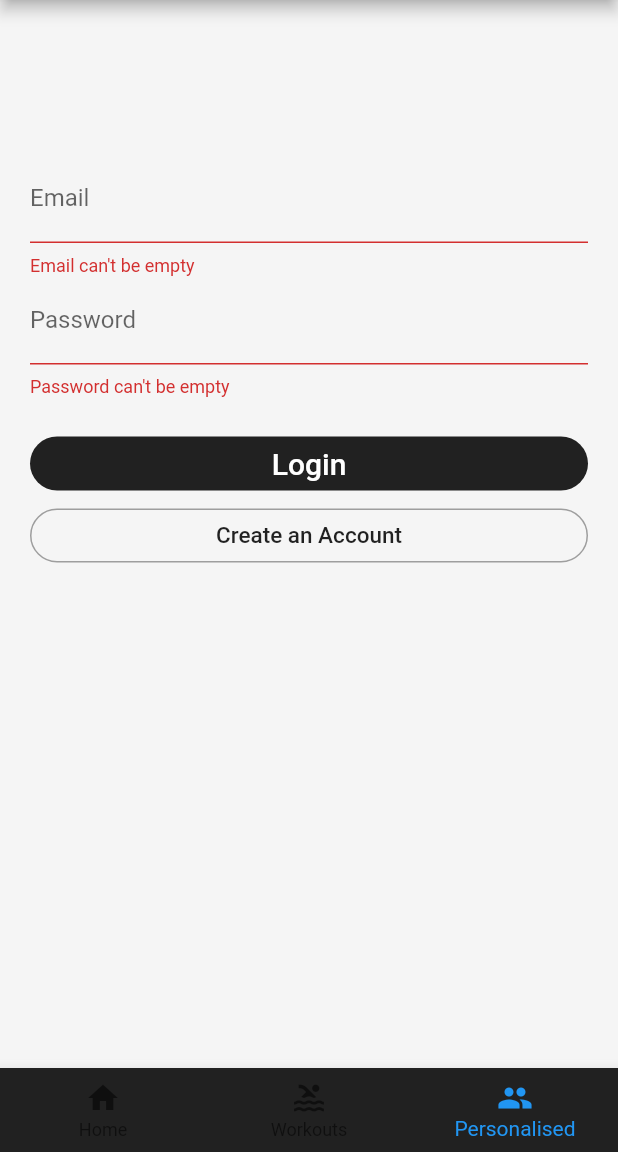
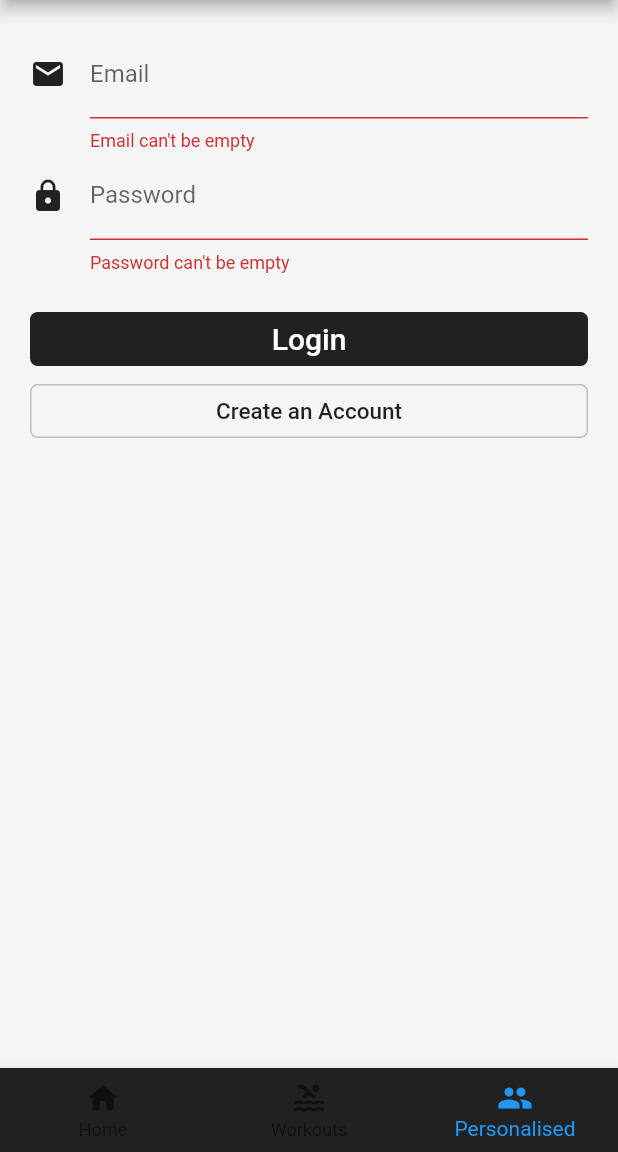
Before and after one commit to sushbalajee/GymFlutter, a Flutter app: the screen it shows after launch, item 3 of the bottom bar chosen, after a tap on "Login", on a phone screen of 412 x 824 dp, the part 84-1236 px from its top. Run offline on Flutter 3.47's test engine with Material 2 defaults, Android fonts, the phone set to English and light mode, and no system bars; our stand-ins replace connectivity, firebase_auth, firebase_database, shared_preferences; accounts and stored records are empty.

Commit message:
UI changes

```diff
--- a/gym_app/lib/database.dart
+++ b/gym_app/lib/database.dart
@@ -3,8 +3,6 @@ import 'package:firebase_database/firebase_database.dart';
 import 'dart:async';
 
 class Database {
-
-
 
   static Future<String> createPTendpoint(String userUID) async {
     DatabaseReference reference =
--- a/gym_app/lib/login.dart
+++ b/gym_app/lib/login.dart
@@ -8,6 +8,7 @@ import 'package:firebase_auth/firebase_auth.dart';
 import 'package:http/http.dart' as http;
 import 'package:shared_preferences/shared_preferences.dart';
 import 'usersList.dart';
+import 'color_loader_3.dart';
 
 class Login extends StatefulWidget {
   Login({this.auth, this.onSignedIn, this.onSignedInAsPt});
@@ -32,9 +33,9 @@ class LoginPageState extends State<Login> {
   String password;
   String personalTrainerID;
 
-  bool legitness;
+  bool validPTID;
 
-  DatabaseReference relationshipRef;
+  DatabaseReference relationshipEndpoint;
 
   List<String> userIds;
 
@@ -57,7 +58,6 @@ class LoginPageState extends State<Login> {
 
   @override
   Widget build(BuildContext context) {
-    double screenHeight = MediaQuery.of(context).size.height;
 
     if (formType == FormType.login) {
       return new Scaffold(
@@ -66,7 +66,7 @@ class LoginPageState extends State<Login> {
             color: Colors.grey[100],
             alignment: Alignment.center,
             padding:
-                EdgeInsets.only(left: 20.0, right: 20.0, top: screenHeight / 8),
+                EdgeInsets.only(left: 20.0, right: 20.0, top: 20.0),
             child: new Form(
                 key: formKey,
                 child: new ListView(
@@ -79,7 +79,7 @@ class LoginPageState extends State<Login> {
             color: Colors.grey[100],
             alignment: Alignment.center,
             padding:
-                EdgeInsets.only(left: 20.0, right: 20.0, top: screenHeight / 8),
+                EdgeInsets.only(left: 20.0, right: 20.0, top: 20.0),
             child: new Form(
                 key: formKey,
                 child: new ListView(
@@ -88,7 +88,18 @@ class LoginPageState extends State<Login> {
     } else {
       return new Scaffold(
           resizeToAvoidBottomPadding: false,
-          body: new Container(child: new Text("loading...")));
+          body:
+           new Stack(
+             children: <Widget>[
+                 Container(
+                 alignment: Alignment.center,
+                 child: ColorLoader3(dotRadius: 5.0, radius: 20.0,) ),
+                 Container(
+                 padding: EdgeInsets.only(top: 100.0),
+                 alignment: Alignment.center,
+                 child: new Text("...Logging in...")
+               )
+             ]));
     }
   }
 
@@ -97,7 +108,7 @@ class LoginPageState extends State<Login> {
     SharedPreferences relations = await SharedPreferences.getInstance();
 
     final FirebaseDatabase database = FirebaseDatabase.instance;
-    relationshipRef = database
+    relationshipEndpoint = database
         .reference()
         .child("Workouts")
         .child("Relationships")
@@ -115,7 +126,7 @@ class LoginPageState extends State<Login> {
       prefs.getBool('PTcheck');
       widget.onSignedInAsPt();
     } else {
-      relationshipRef.once().then((snapshot) {
+      relationshipEndpoint.once().then((snapshot) {
         relations.setString('relationship', snapshot.value);
       });
       await prefs.setBool('PTcheck', false);
@@ -127,7 +138,6 @@ class LoginPageState extends State<Login> {
 
     Future checkPTDexists(String personalTrainer) async {
 
-
     final response =
         await http.get('https://gymapp-e8453.firebaseio.com/Workouts.json');
     var jsonResponse = json.decode(response.body);
@@ -136,11 +146,9 @@ class LoginPageState extends State<Login> {
     userIds = post.uiCode;
 
     if (userIds.contains(personalTrainer)) {
-    print("This is legitness");
-    legitness = true;
+    validPTID = true;
     } else {
-    print("SCAM! boiiiii");
-    legitness = false;
+    print("SCAM! boiiiii");//do something
     }
     return userIds;
   }
@@ -163,23 +171,18 @@ class LoginPageState extends State<Login> {
           String userId =
               await widget.auth.signInWithEmailAndPassword(email, password);
           await fetchPost(userId);
-          print('Signed in user with id: $userId');
         } else {
           await checkPTDexists(personalTrainerID);
-          if(legitness == true){
+          if(validPTID == true){
           moveToLoading();
           String userId =
               await widget.auth.createUserWithEmailAndPassword(email, password);
           await fetchPost(userId);
-          print('Created user with id: $userId');
-          print("Testing: $personalTrainerID");
-          //updateUID();
           _createRelationship(userId, personalTrainerID);
         }else{
-          print("UNLUGGY USO");
+          print("UNLUGGY USO");//do something
         }
         }
-        //widget.onSignedIn();
       } catch (e) {
         print('Error: $e');
       }
@@ -194,7 +197,6 @@ class LoginPageState extends State<Login> {
           moveToLoading();
           String userId =
               await widget.auth.createUserWithEmailAndPassword(email, password);
-          //fetchPost(userId);
           print('Created user with id: $userId');
           updateUID();
           _createPTendpoint(userId);
@@ -205,7 +207,7 @@ class LoginPageState extends State<Login> {
         }
       }
       else{
-        print("DO NOT ENTER A PT ID");
+        print("DO NOT ENTER A PT ID");//do something
       }
     }
   }
@@ -234,11 +236,11 @@ class LoginPageState extends State<Login> {
   List<Widget> buildInputsForLogin() {
     return [
       new TextFormField(
-          decoration: new InputDecoration(labelText: 'Email'),
+          decoration: new InputDecoration(labelText: 'Email', icon: new Icon(Icons.email, color: Colors.grey[900])),
           validator: (value) => value.isEmpty ? 'Email can\'t be empty' : null,
           onSaved: (value) => email = value),
       new TextFormField(
-          decoration: new InputDecoration(labelText: 'Password'),
+          decoration: new InputDecoration(labelText: 'Password', icon: new Icon(Icons.lock, color:  Colors.grey[900])),
           obscureText: true,
           validator: (value) =>
               value.isEmpty ? 'Password can\'t be empty' : null,
@@ -249,19 +251,19 @@ class LoginPageState extends State<Login> {
   List<Widget> buildInputsForRegister() {
     return [
       new TextFormField(
-          decoration: new InputDecoration(labelText: 'Email'),
+          decoration: new InputDecoration(labelText: 'Email', icon: new Icon(Icons.email, color:  Colors.grey[900])),
           validator: (value) => value.isEmpty ? 'Email can\'t be empty' : null,
           onSaved: (value) => email = value),
       new TextFormField(
           controller: _passController,
-          decoration: new InputDecoration(labelText: 'Password'),
+          decoration: new InputDecoration(labelText: 'Password', icon: new Icon(Icons.lock, color:  Colors.grey[900])),
           obscureText: true,
           validator: (value) =>
               value.isEmpty ? 'Password can\'t be empty' : null,
           onSaved: (value) => password = value),
       new TextFormField(
           controller: _confirmPassController,
-          decoration: new InputDecoration(labelText: 'Confirm Password'),
+          decoration: new InputDecoration(labelText: 'Confirm Password', icon: new Icon(Icons.lock, color:  Colors.grey[900])),
           obscureText: true,
           validator: (value) {
             if (value != _passController.text) {
@@ -269,12 +271,13 @@ class LoginPageState extends State<Login> {
             }
           }),
       new TextFormField(
-          decoration: new InputDecoration(labelText: 'Personal Trainer ID'),
+          decoration: new InputDecoration(labelText: 'Personal Trainer ID', icon: new Icon(Icons.person, color:  Colors.grey[900])),
           onSaved: (value) => personalTrainerID = value)
     ];
   }
 
   List<Widget> buildSubmitButtons() {
+
     if (formType == FormType.login) {
       return [
         new Container(
@@ -289,14 +292,14 @@ class LoginPageState extends State<Login> {
                   validateAndSubmit();
                 },
                 shape: new RoundedRectangleBorder(
-                    borderRadius: new BorderRadius.circular(20.0)))),
+                    borderRadius: new BorderRadius.circular(5.0)))),
         new OutlineButton(
-            borderSide: BorderSide(color: Colors.grey[500]),
+            borderSide: BorderSide(color: Colors.grey[400]),
             child: new Text("Create an Account",
                 style: new TextStyle(fontSize: 15.0)),
             onPressed: moveToRegister,
             shape: new RoundedRectangleBorder(
-              borderRadius: new BorderRadius.circular(20.0),
+              borderRadius: new BorderRadius.circular(5.0),
             ))
       ];
     } else {
@@ -311,21 +314,28 @@ class LoginPageState extends State<Login> {
                 ),
                 onPressed: validateAndSubmit,
                 shape: new RoundedRectangleBorder(
-                    borderRadius: new BorderRadius.circular(20.0)))),
+                    borderRadius: new BorderRadius.circular(5.0)))),
         new OutlineButton(
-          borderSide: BorderSide(color: Colors.grey[500]),
+          borderSide: BorderSide(color: Colors.grey[400]),
           child: new Text("Already have an account? Login in here",
               style: new TextStyle(fontSize: 15.0)),
           shape: new RoundedRectangleBorder(
-            borderRadius: new BorderRadius.circular(20.0),
+            borderRadius: new BorderRadius.circular(5.0),
           ),
           onPressed: moveToLogin,
         ),
-        new RaisedButton(
+        new Container(
+          //padding: EdgeInsets.only(top: screenHeight/6),
+          child:
+        new FlatButton(
+            color: Colors.grey[300],
             child: new Text("Register as a PT"),
+            shape: new RoundedRectangleBorder(
+            borderRadius: new BorderRadius.circular(5.0),
+          ),
             onPressed: () {
               validateAndSubmitRegisterPT();
-            })
+            }))
       ];
     }
   }
@@ -341,22 +351,6 @@ class LoginPageState extends State<Login> {
         .then((String unusedKey) {});
     Database.createClientEndpoint(clientUID, personalTrainerUID)
         .then((String unusedKey) {});
-  }
-}
-
-class Todo {
-  String description;
-  String workoutname;
-  String musclegroup;
-
-  Todo(this.workoutname, this.description, this.musclegroup);
-
-  toJson() {
-    return {
-      "description": description,
-      "workoutname": workoutname,
-      "musclegroup": musclegroup
-    };
   }
 }
 
--- a/gym_app/lib/personalisedWorkoutDetails.dart
+++ b/gym_app/lib/personalisedWorkoutDetails.dart
@@ -1,7 +1,7 @@
 import 'package:flutter/material.dart';
 import 'package:firebase_database/firebase_database.dart';
 import 'package:firebase_database/ui/firebase_animated_list.dart';
-import 'clientWorkoutDetails.dart';
+import 'uploadClientWorkoutDetails.dart';
 
 class PageFive extends StatefulWidget {
   final String firebaseGeneratedKey;
--- a/gym_app/lib/root.dart
+++ b/gym_app/lib/root.dart
@@ -21,6 +21,7 @@ class RootPage extends StatefulWidget {
 enum AuthStatus { notSignedIn, signedIn, signedInAsPT, notDetermined}
 
 class RootPageState extends State<RootPage> {
+
   RootPageState({this.auth, this.onSignedOut});
 
   final BaseAuth auth;
@@ -29,11 +30,10 @@ class RootPageState extends State<RootPage> {
   List<String> userIds;
 
   bool typeOfUser;
-  bool howbowdah;
 
   String uid;
   String statusOfUser;
-  String relo = "";
+  String relationship = "";
 
   AuthStatus authStatus = AuthStatus.notDetermined;
 
@@ -48,7 +48,7 @@ class RootPageState extends State<RootPage> {
     print(typeOfUser);
 
       if (userId != null) {
-        updateup();
+        updateUserID();
         setState(() {
           if (typeOfUser == true) {
             authStatus = AuthStatus.signedInAsPT;
@@ -57,14 +57,12 @@ class RootPageState extends State<RootPage> {
             authStatus =
                 userId == null ? AuthStatus.notSignedIn : AuthStatus.signedIn;
             updateRelationship();
-            print("You are logged in as a client");
           }
         });
       } else {
         setState(() {
                   authStatus = AuthStatus.notSignedIn;
-                });
-        print("User is Null");
+                });//do something?
       }
     });
   }
@@ -84,7 +82,6 @@ class RootPageState extends State<RootPage> {
     if (userIds.contains(userID)){
       await prefs.setBool('PTcheck', true);
       authStatus = AuthStatus.signedInAsPT;
-
     } else {
       await prefs.setBool('PTcheck', false);
     }
@@ -93,24 +90,21 @@ class RootPageState extends State<RootPage> {
 
 
   void signedIn() {
-    updateup();
+    updateUserID();
     setState(() {
       authStatus = AuthStatus.signedIn;
     });
   }
 
   void signedInAsPT() {
-    updateup();
+    updateUserID();
     setState(() {
       authStatus = AuthStatus.signedInAsPT;
     });
   }
 
   void signedOut() async {
-
-    //SharedPreferences prefs = await SharedPreferences.getInstance();
     setState(() {
-      //prefs.clear();
       FirebaseAuth.instance.signOut();
       authStatus = AuthStatus.notSignedIn;
     });
@@ -118,10 +112,10 @@ class RootPageState extends State<RootPage> {
 
   void updateRelationship() async {
     SharedPreferences relations = await SharedPreferences.getInstance();
-    relo = relations.getString('relationship');
+    relationship = relations.getString('relationship');
   }
 
-  Future updateup() async {
+  Future updateUserID() async {
     FirebaseAuth.instance.currentUser().then((userId) {
       if (userId != null) {
         uid = userId.uid;
@@ -132,11 +126,9 @@ class RootPageState extends State<RootPage> {
   @override
   Widget build(BuildContext context) {
     double screenWidth = MediaQuery.of(context).size.width;
-    //updateup();
-    print(authStatus);
 
     if(authStatus == AuthStatus.notDetermined){
-      return new Text("Waiting");
+      return new Text("Waiting");//change
     }
 
     if (authStatus == AuthStatus.notSignedIn) {
@@ -189,7 +181,7 @@ class RootPageState extends State<RootPage> {
                   context,
                   MaterialPageRoute(
                       builder: (context) => WorkoutsListPersonal(
-                            value: relo,
+                            value: relationship,
                             userUid: uid,
                           )));
             },
--- a/gym_app/lib/uploadClientWorkouts.dart
+++ b/gym_app/lib/uploadClientWorkouts.dart
@@ -1,7 +1,7 @@
 import 'package:flutter/material.dart';
 import 'package:firebase_database/firebase_database.dart';
 import 'package:firebase_database/ui/firebase_animated_list.dart';
-import 'clientWorkoutDetails.dart';
+import 'uploadClientWorkoutDetails.dart';
 import 'dart:async';
 
 //-----------------------------------------------------------------------------------//
```
Also changed, not shown: gym_app/lib/color_loader_3.dart (added, +212 -0 lines), gym_app/lib/helperClasses.dart (added), gym_app/lib/uploadClientWorkoutDetails.dart (renamed from gym_app/lib/clientWorkoutDetails.dart).
